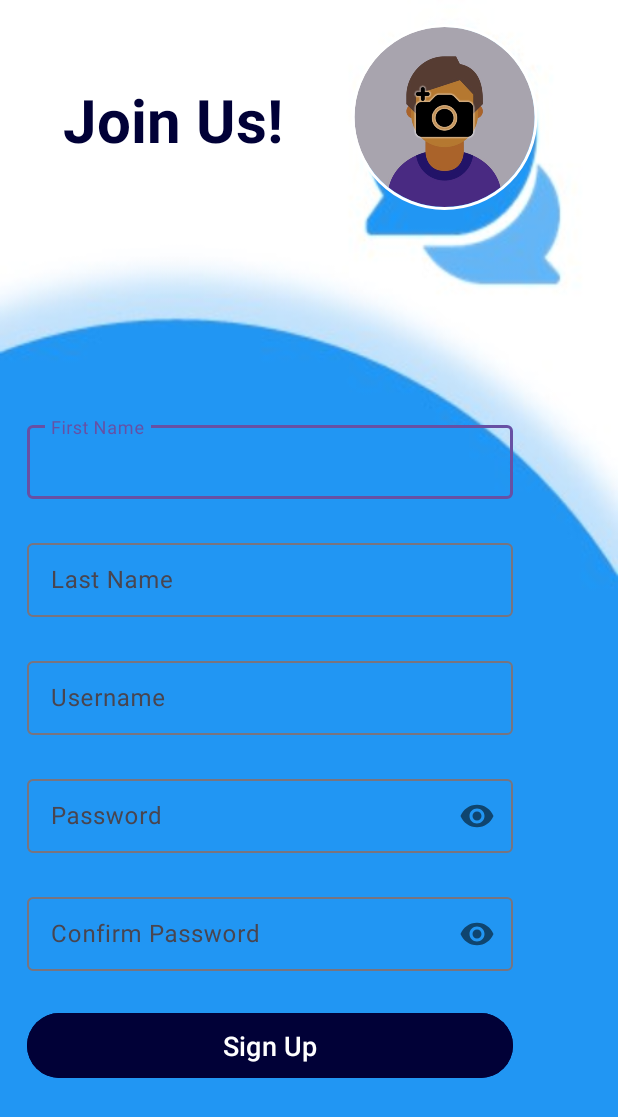
After one commit to cohenitamar/AP2-ass3, an Android app: the layout updated_register_page.xml on its own in the app's theme, with its tools: preview values and no code run, on a phone screen of 412 x 824 dp. The commit adds this screen. Shown: the top 1117 px of the screen. Run offline under Robolectric (Android 15) with nearby library versions, the phone set to English and light mode, and no system bars.

Commit message:
new designs for login and register

```diff
--- a/Chat/app/build.gradle
+++ b/Chat/app/build.gradle
@@ -31,6 +31,7 @@ android {
 dependencies {
     implementation 'de.hdodenhof:circleimageview:3.1.0'
     implementation 'androidx.appcompat:appcompat:1.6.1'
+    implementation 'de.hdodenhof:circleimageview:3.1.0'
     implementation 'com.google.android.material:material:1.5.0'
     implementation 'androidx.constraintlayout:constraintlayout:2.1.4'
     implementation 'androidx.room:room-common:2.4.2'
--- a/Chat/app/src/main/res/layout/register_activity.xml
+++ b/Chat/app/src/main/res/layout/register_activity.xml
@@ -9,7 +9,7 @@
 
     <LinearLayout
         android:layout_width="match_parent"
-        android:layout_height="238dp"
+        android:layout_height="187dp"
         android:background="@android:color/transparent"
         android:gravity="center"
         android:orientation="vertical">
@@ -22,8 +22,8 @@
             android:layout_height="wrap_content"
             android:background="@android:color/transparent"
             android:gravity="center"
+            android:text="@string/join_us"
             android:textColor="@color/white"
-            android:text="@string/join_us"
             android:textSize="18pt"
             android:textStyle="bold" />
 
--- /dev/null
+++ b/Chat/app/src/main/res/layout/updated_register_page.xml
@@ -0,0 +1,165 @@
+<?xml version="1.0" encoding="utf-8"?>
+<LinearLayout xmlns:android="http://schemas.android.com/apk/res/android"
+    xmlns:app="http://schemas.android.com/apk/res-auto"
+    xmlns:tools="http://schemas.android.com/tools"
+    android:layout_width="match_parent"
+    android:layout_height="match_parent"
+    android:background="@drawable/ttt"
+    android:orientation="vertical">
+
+    <LinearLayout
+        android:layout_width="match_parent"
+        android:layout_height="186dp"
+        android:paddingEnd="50dp"
+        android:paddingTop="2dp"
+        android:orientation="horizontal">
+
+        <LinearLayout
+            android:layout_width="0dp"
+            android:layout_height="match_parent"
+            android:layout_weight="1"
+            android:orientation="vertical">
+
+            <TextView
+                android:id="@+id/joinus"
+                android:layout_width="match_parent"
+                android:layout_height="match_parent"
+                android:layout_weight="1"
+                android:gravity="center"
+                android:text="@string/join_us"
+                android:textSize="18pt"
+                android:textColor="@color/minedarkblue"
+                android:textStyle="bold" />
+
+            <TextView
+                android:id="@+id/empty"
+                android:layout_width="match_parent"
+                android:layout_height="57dp"
+                android:layout_weight="1"
+                android:text="" />
+        </LinearLayout>
+
+
+        <de.hdodenhof.circleimageview.CircleImageView
+            android:id="@+id/imageView"
+            android:layout_width="131dp"
+            android:layout_height="124dp"
+            android:layout_marginTop="14dp"
+            android:src="@drawable/nopictureuser"
+            app:civ_border_color="#FFFFFF"
+            app:civ_border_width="2dp" />
+
+    </LinearLayout>
+
+
+    <LinearLayout
+        android:layout_width="match_parent"
+        android:layout_height="544dp"
+        android:orientation="vertical"
+        android:paddingStart="18dp"
+        android:paddingTop="92dp"
+        android:paddingEnd="70dp">
+
+        <com.google.android.material.textfield.TextInputLayout
+            android:id="@+id/firstname_text_input_layout"
+            android:layout_width="match_parent"
+            android:layout_height="wrap_content">
+
+            <EditText
+                android:id="@+id/firstname"
+                android:layout_width="match_parent"
+                android:layout_height="49dp"
+                android:layout_centerHorizontal="true"
+                android:layout_centerVertical="true"
+                android:layout_marginTop="24dp"
+                android:ems="10"
+                android:hint="@string/first_name" />
+
+        </com.google.android.material.textfield.TextInputLayout>
+
+        <com.google.android.material.textfield.TextInputLayout
+            android:id="@+id/lastname_text_input_layout"
+            android:layout_width="match_parent"
+            android:layout_height="wrap_content"
+            android:layout_marginTop="24dp">
+
+            <EditText
+                android:id="@+id/lastname"
+                android:layout_width="match_parent"
+                android:layout_height="49dp"
+                android:layout_centerHorizontal="true"
+                android:layout_centerVertical="true"
+                android:ems="10"
+                android:hint="@string/last_name" />
+        </com.google.android.material.textfield.TextInputLayout>
+
+        <com.google.android.material.textfield.TextInputLayout
+            android:id="@+id/nickname_text_input_layout"
+            android:layout_width="match_parent"
+            android:layout_height="wrap_content"
+            android:layout_marginTop="24dp">
+
+            <EditText
+                android:id="@+id/etUsername"
+                android:layout_width="match_parent"
+                android:layout_height="49dp"
+                android:layout_centerHorizontal="true"
+                android:layout_centerVertical="true"
+                android:ems="10"
+                android:hint="@string/username" />
+        </com.google.android.material.textfield.TextInputLayout>
+
+        <com.google.android.material.textfield.TextInputLayout
+            android:id="@+id/password_text_input_layout"
+            app:passwordToggleEnabled="true"
+            android:layout_width="match_parent"
+            android:layout_height="wrap_content"
+            android:layout_marginTop="24dp">
+
+            <EditText
+                android:id="@+id/etPassword"
+                android:layout_width="match_parent"
+                android:layout_height="49dp"
+                android:layout_centerHorizontal="true"
+                android:layout_centerVertical="true"
+                android:ems="10"
+                android:inputType="textPassword"
+                android:hint="@string/password" />
+        </com.google.android.material.textfield.TextInputLayout>
+
+
+        <com.google.android.material.textfield.TextInputLayout
+            android:id="@+id/confPass_text_input_layout"
+            android:layout_width="match_parent"
+            android:layout_height="wrap_content"
+            app:passwordToggleEnabled="true"
+
+            android:layout_marginTop="24dp">
+
+            <EditText
+                android:id="@+id/etConfPass"
+                android:layout_width="match_parent"
+                android:layout_height="49dp"
+                android:layout_centerHorizontal="true"
+                android:layout_centerVertical="true"
+                android:ems="10"
+                android:inputType="textPassword"
+                android:hint="@string/confirm_password" />
+
+        </com.google.android.material.textfield.TextInputLayout>
+
+        <Button
+            android:layout_width="324dp"
+            android:layout_height="51dp"
+            android:layout_gravity="center"
+            android:layout_marginTop="24dp"
+            android:layout_marginBottom="40dp"
+            android:backgroundTint="@color/minedarkblue"
+            android:fontFamily="sans-serif-medium"
+            android:text="@string/sign_up"
+            android:textSize="18sp" />
+
+    </LinearLayout>
+
+
+</LinearLayout>
--- /dev/null
+++ b/Chat/app/src/main/res/values/ids.xml
@@ -0,0 +1,5 @@
+<?xml version="1.0" encoding="utf-8"?>
+<resources>
+    <item name="textView3" type="id">empty</item>
+    <item name="empty" type="id" />
+</resources>
--- a/Chat/app/src/main/res/values/strings.xml
+++ b/Chat/app/src/main/res/values/strings.xml
@@ -25,4 +25,7 @@
     <string name="type_password">Type Password</string>
     <string name="undrline"><u> Create An Account  </u> </string>
     <string name="login">Login</string>
+    <string name="username">Username</string>
+    <string name="welcome">Welcome!</string>
+    <string name="welcome_with_spaces">Welcome!</string>
 </resources>
```
Also changed, not shown: Chat/app/src/main/res/layout/updated_login_page.xml (added, +93 -0 lines), Chat/app/src/main/res/drawable/login_back.jpg (added), Chat/app/src/main/res/drawable/regi_bakground.jpg (added), Chat/app/src/main/res/drawable/ttt.jpg (added).
